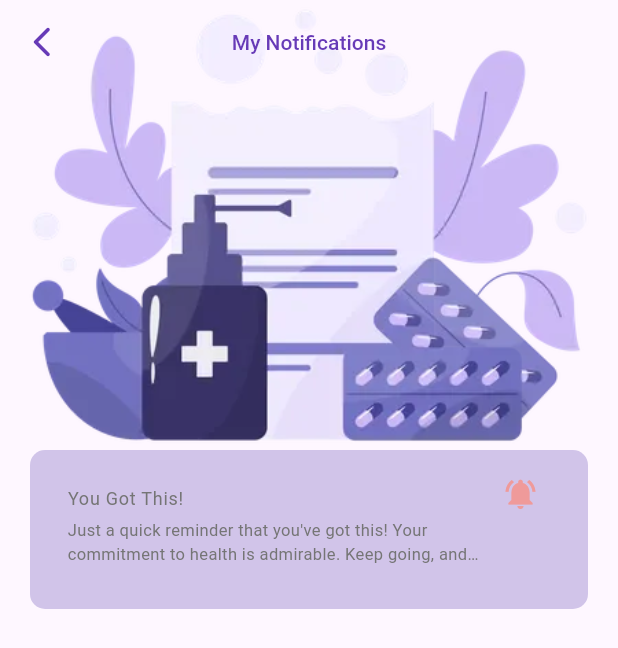
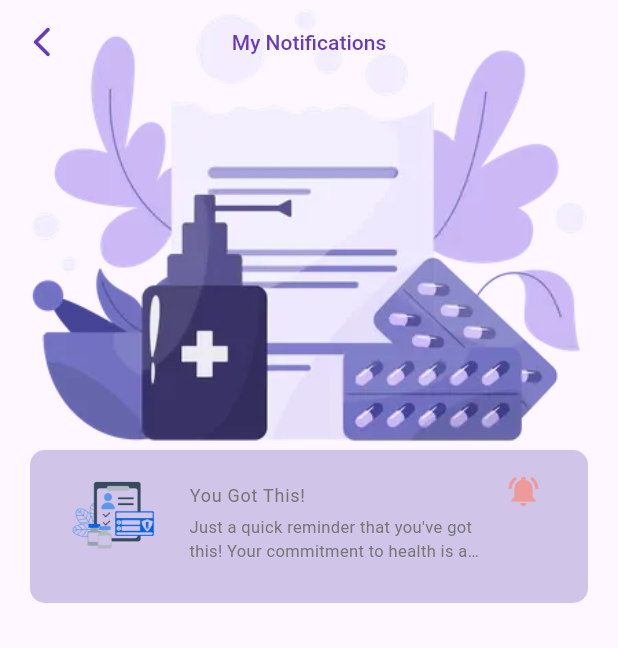
Before and after one commit to LeahSherley/medicate-mate, a Flutter app: the LandingScreen screen opened directly, scrolled down 350 dp, after a tap on the "notifications none" icon, on a phone screen of 412 x 824 dp. Shown: the top 648 px of the screen. Run offline on Flutter 3.47's test engine with Material 3 defaults, Android fonts, the phone set to English and light mode, and no system bars; our stand-ins replace firebase_auth, firebase_core, firebase_database, firebase_messaging, flutter_local_notifications, google_fonts and 3 more; accounts and stored records are empty; network calls fail.

Commit message:
Updated the UI

```diff
--- /dev/null
+++ b/lib/MyProviders/notification.dart
@@ -0,0 +1,13 @@
+import 'package:firebase_messaging/firebase_messaging.dart';
+import 'package:flutter/material.dart';
+
+class NotificationListModel extends ChangeNotifier {
+  List<RemoteMessage> _messages = [];
+
+  List<RemoteMessage> get messages => _messages;
+
+  void addMessage(RemoteMessage message) {
+    _messages = [..._messages, message];
+    notifyListeners();
+  }
+}
--- a/lib/landing.dart
+++ b/lib/landing.dart
@@ -29,7 +29,6 @@ class _LandingScreenState extends State<LandingScreen> {
     _getMedication();
     super.initState();
   }
-
 
   void _getMedication() async {
     try {
@@ -100,7 +99,6 @@ class _LandingScreenState extends State<LandingScreen> {
         headerSliverBuilder: (BuildContext context, bool innerBoxIsScrolled) {
           return [
             SliverAppBar(
-
               leading: IconButton(
                 icon: const Icon(
                   Icons.account_circle_rounded,
@@ -241,7 +239,11 @@ class _LandingScreenState extends State<LandingScreen> {
         ),
       ),
       floatingActionButton: FloatingActionButton(
-        //backgroundColor: Colors.deepPurple[200],
+
+        shape: RoundedRectangleBorder(
+          borderRadius:
+              BorderRadius.circular(30),
+        ),
         child: Icon(
           Icons.add,
           size: 25,
--- a/lib/main.dart
+++ b/lib/main.dart
@@ -18,6 +18,7 @@ void main() async {
     options: DefaultFirebaseOptions.currentPlatform,
   );
   await pushNotifications().pushNotification();
+
 
   runApp(const MyApp());
 }
--- a/lib/notificationlist.dart
+++ b/lib/notificationlist.dart
@@ -104,8 +104,10 @@ class _NotificationListState extends State<NotificationList> {
 }*/
 import 'package:firebase_messaging/firebase_messaging.dart';
 import 'package:flutter/material.dart';
+import 'package:meditation_app/MyProviders/notification.dart';
 import 'package:meditation_app/landing.dart';
 import 'package:meditation_app/notifications.dart';
+import 'package:provider/provider.dart';
 
 class NotificationList extends StatefulWidget {
   const NotificationList({super.key});
@@ -137,10 +139,13 @@ class _NotificationListState extends State<NotificationList> {
 
   void _addMessage() {
     FirebaseMessaging.onMessageOpenedApp.listen((RemoteMessage message) {
+      /*print("Received notification: $message");
       setState(() {
-        _messages = [..._messages, message];
+        _messages = [..._messages, message];*/
+        Provider.of<NotificationListModel>(context, listen: false)
+          .addMessage(message);
       });
-    });
+
   }
 
   @override
@@ -200,7 +205,7 @@ class _NotificationListState extends State<NotificationList> {
                   RemoteMessage message = _messages[index];
                   return Container(
                     margin: const EdgeInsets.only(left: 20, right:20, bottom:20,),
-                    padding: const EdgeInsets.all(8),
+                    padding: const EdgeInsets.all(6),
                     decoration: BoxDecoration(
                       color: Colors.deepPurple[100],
                       borderRadius: BorderRadius.circular(10),
@@ -212,6 +217,7 @@ class _NotificationListState extends State<NotificationList> {
                     ),
 
                     child: ListTile(
+                      leading: Image.asset("assets/images/medicine-removebg-preview.png",),
                       isThreeLine: true,
                       title: Text(
                         message.notification?.title ?? "",
--- a/lib/notifications.dart
+++ b/lib/notifications.dart
@@ -19,6 +19,7 @@ class Notify extends StatelessWidget {
     if (arguments != null && arguments is RemoteMessage) {
       message = arguments;
     }
+
 
     return Scaffold(
       appBar: AppBar(
```
Also changed, not shown: lib/pilldesign.dart (+4 -3 lines).
